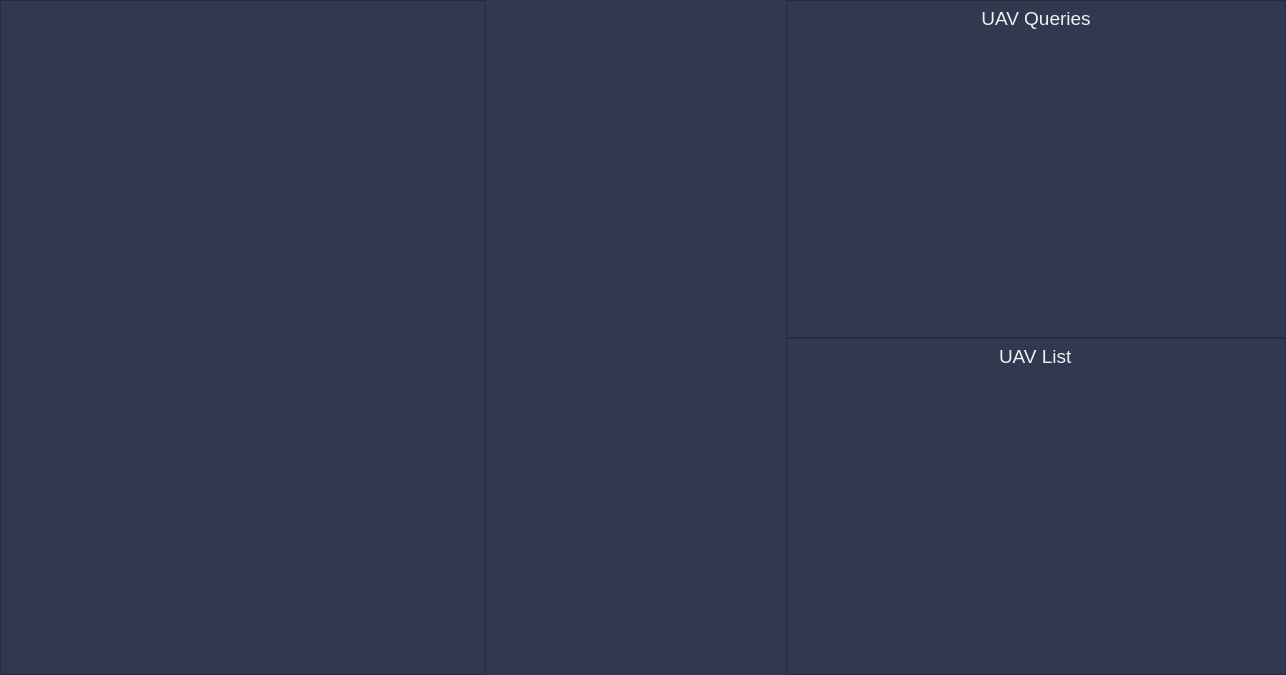
Old version of the form src/rqt_gcs/resources/WidgetMain.ui in the repository CSUN-SERL/lcar-bot.
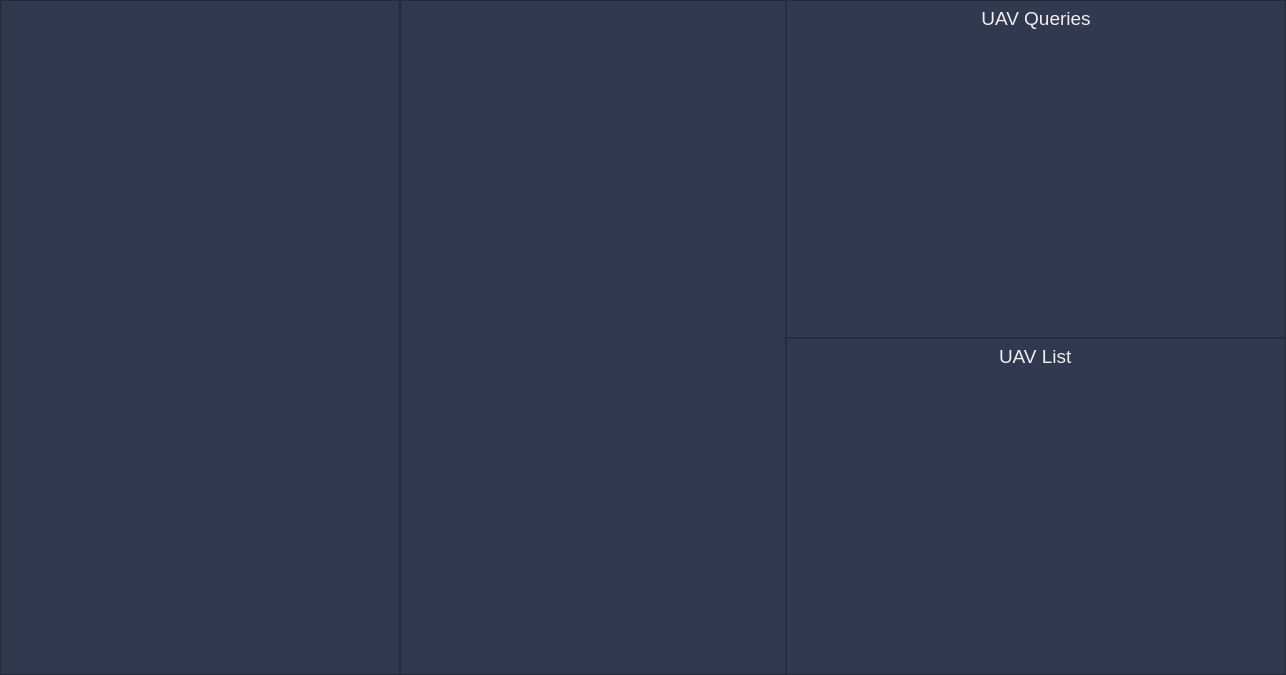
New version of the form.

The edit to the form file:
```diff
--- a/src/rqt_gcs/resources/WidgetMain.ui
+++ b/src/rqt_gcs/resources/WidgetMain.ui
@@ -105,7 +105,7 @@
        <enum>QFrame::StyledPanel</enum>
       </property>
       <property name="frameShadow">
-       <enum>QFrame::Raised</enum>
+       <enum>QFrame::Plain</enum>
       </property>
       <layout class="QVBoxLayout" name="verticalLayout_6">
        <property name="spacing">
@@ -162,7 +162,7 @@
        </size>
       </property>
       <property name="frameShape">
-       <enum>QFrame::NoFrame</enum>
+       <enum>QFrame::StyledPanel</enum>
       </property>
       <property name="frameShadow">
        <enum>QFrame::Raised</enum>
@@ -184,14 +184,7 @@
         <number>0</number>
        </property>
        <item>
-        <layout class="QHBoxLayout" name="CameraMapLayout">
-         <property name="spacing">
-          <number>0</number>
-         </property>
-        </layout>
-       </item>
-       <item>
-        <layout class="QHBoxLayout" name="MissionLayout"/>
+        <layout class="QVBoxLayout" name="CenterLayout" stretch=""/>
        </item>
       </layout>
      </widget>
```
Left out of the diff: 9 changed lines with no effect on the pictures.
